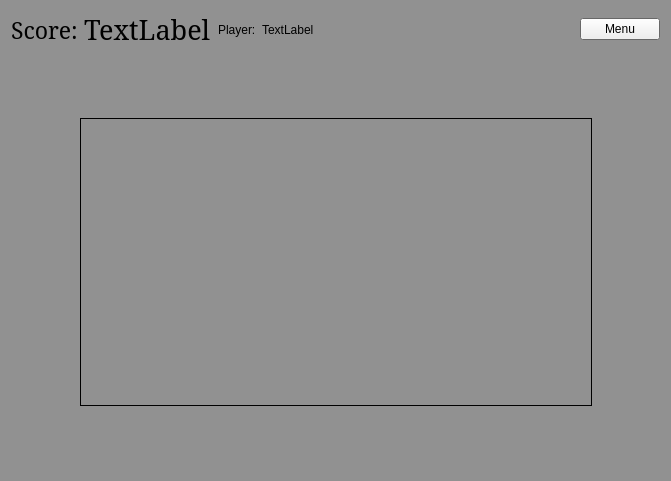
Old version of the form code/wgt_pages/page_field.ui in the repository fostfox/snake_game.
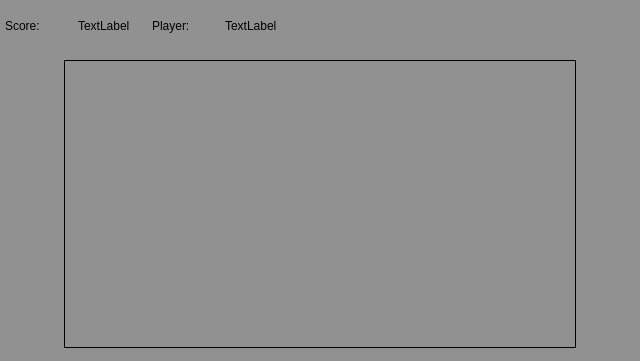
New version of the form.

Commit message: Finished left forms!

Patch:
```diff
--- a/code/wgt_pages/page_field.ui
+++ b/code/wgt_pages/page_field.ui
@@ -6,8 +6,8 @@
    <rect>
     <x>0</x>
     <y>0</y>
-    <width>671</width>
-    <height>481</height>
+    <width>640</width>
+    <height>361</height>
    </rect>
   </property>
   <property name="palette">
@@ -78,19 +78,25 @@
    <string>Form</string>
   </property>
   <property name="autoFillBackground">
-   <bool>true</bool>
+   <bool>false</bool>
   </property>
-  <layout class="QVBoxLayout" name="verticalLayout">
+  <layout class="QVBoxLayout" name="verticalLayout" stretch="5,1,3,1">
+   <property name="leftMargin">
+    <number>5</number>
+   </property>
+   <property name="topMargin">
+    <number>5</number>
+   </property>
+   <property name="rightMargin">
+    <number>5</number>
+   </property>
+   <property name="bottomMargin">
+    <number>5</number>
+   </property>
    <item>
-    <layout class="QHBoxLayout" name="horizontalLayout">
+    <layout class="QHBoxLayout" name="horizontalLayout" stretch="1,1,1,2,2,2">
      <item>
-      <widget class="QLabel" name="label">
-       <property name="font">
-        <font>
-         <family>MS Serif</family>
-         <pointsize>17</pointsize>
-        </font>
-       </property>
+      <widget class="QLabel" name="score_text">
        <property name="text">
         <string>Score:</string>
        </property>
@@ -98,12 +104,6 @@
      </item>
      <item>
       <widget class="QLabel" name="score">
-       <property name="font">
-        <font>
-         <family>MS Serif</family>
-         <pointsize>20</pointsize>
-        </font>
-       </property>
        <property name="text">
         <string>TextLabel</string>
        </property>
@@ -138,8 +138,14 @@
      </item>
      <item>
       <widget class="QPushButton" name="pushButton_menu">
-       <property name="text">
-        <string>Menu</string>
+       <property name="sizePolicy">
+        <sizepolicy hsizetype="Minimum" vsizetype="Minimum">
+         <horstretch>0</horstretch>
+         <verstretch>0</verstretch>
+        </sizepolicy>
+       </property>
+       <property name="flat">
+        <bool>true</bool>
        </property>
       </widget>
      </item>
@@ -184,6 +190,12 @@
        <property name="frameShape">
         <enum>QFrame::Box</enum>
        </property>
+       <property name="frameShadow">
+        <enum>QFrame::Plain</enum>
+       </property>
+       <property name="lineWidth">
+        <number>1</number>
+       </property>
       </widget>
      </item>
      <item>
```
Left out of the diff: 2 changed lines with no effect on the pictures. The commit also changes 13 other files.
